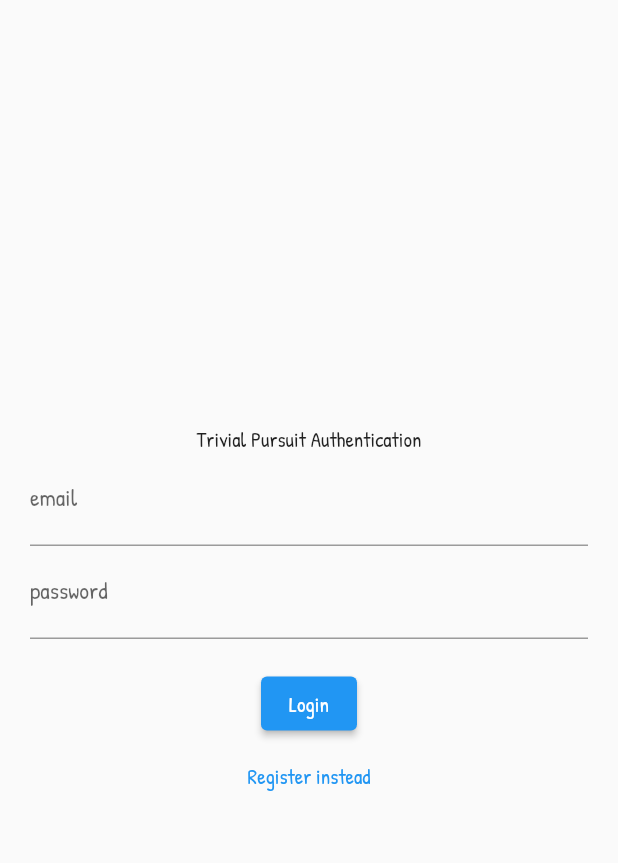
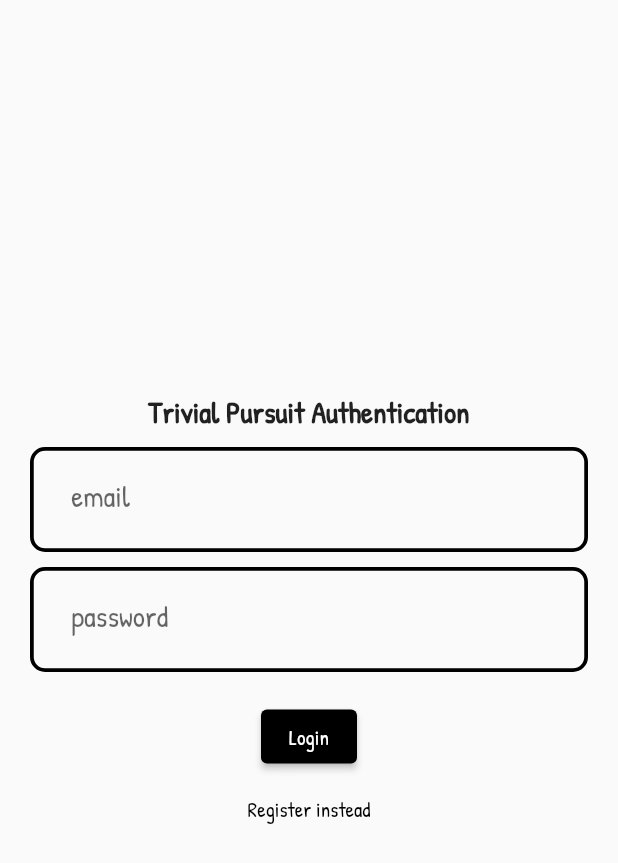
Before and after one commit to Anatole-DC/trivial_pursuit, a Flutter app: the screen it shows after launch, on a phone screen of 412 x 824 dp. Shown: the top 863 px of the screen. Run offline on Flutter 3.47's test engine with Material 2 defaults, Android fonts, the light colour scheme and no system bars; our stand-ins replace cloud_firestore, firebase_auth, firebase_core, freezed_annotation, go_router; accounts and stored records are empty.

Commit message:
:beers: It's a f***g mess

```diff
--- a/frontend/lib/controller/api.dart
+++ b/frontend/lib/data/controller/api.dart
@@ -1,5 +1,3 @@
-import 'dart:ffi';
-
 import 'package:http/http.dart' as http;
 
 const String ip = "192.168.43.34";
--- a/frontend/lib/interface/screens/authentication/login_screen.dart
+++ b/frontend/lib/interface/screens/authentication/login_screen.dart
@@ -39,9 +39,19 @@
   }
 
   Widget _entryField(String title, TextEditingController controller) {
-    return TextField(
-      controller: controller,
-      decoration: InputDecoration(labelText: title),
+    return Container(
+      padding: const EdgeInsets.symmetric(horizontal: 25),
+      decoration: BoxDecoration(
+          color: Colors.transparent,
+          border: Border.all(color: Colors.black, width: 2.5),
+          borderRadius: const BorderRadius.all(Radius.circular(10))),
+      child: TextField(
+        controller: controller,
+        decoration: InputDecoration(
+            labelText: title,
+            border: InputBorder.none,
+            labelStyle: const TextStyle(fontSize: 20)),
+      ),
     );
   }
 
@@ -54,7 +64,10 @@
         onPressed: isLogin
             ? signInWithEmailAndPassword
             : createUserWithEmailAndPassword,
-        child: Text(isLogin ? 'Login' : 'Register'));
+        style: ElevatedButton.styleFrom(backgroundColor: Colors.black),
+        child: Text(
+          isLogin ? 'Login' : 'Register',
+        ));
   }
 
   Widget _loginOrRegisterButton() {
@@ -64,7 +77,10 @@
             isLogin = !isLogin;
           });
         },
-        child: Text(isLogin ? 'Register instead' : 'Login instead'));
+        child: Text(
+          isLogin ? 'Register instead' : 'Login instead',
+          style: const TextStyle(color: Colors.black),
+        ));
   }
 
   @override
@@ -79,8 +95,18 @@
             crossAxisAlignment: CrossAxisAlignment.center,
             mainAxisAlignment: MainAxisAlignment.center,
             children: <Widget>[
-              const Text("Trivial Pursuit Authentication"),
+              const Text(
+                "Trivial Pursuit Authentication",
+                style: TextStyle(fontSize: 20, fontWeight: FontWeight.bold),
+                textAlign: TextAlign.center,
+              ),
+              const SizedBox(
+                height: 10,
+              ),
               _entryField('email', _controllerEmail),
+              const SizedBox(
+                height: 10,
+              ),
               _entryField('password', _controllerPassword),
               _errorMessage(),
               _submitButton(),
--- a/frontend/lib/interface/screens/game/game_page.dart
+++ b/frontend/lib/interface/screens/game/game_page.dart
@@ -1,5 +1,5 @@
 import 'package:flutter/material.dart';
-import 'package:trivial_pursuit/controller/api.dart';
+import 'package:trivial_pursuit/data/controller/api.dart';
 import 'package:trivial_pursuit/interface/screens/game/anwser_button.dart';
 
 class GamePage extends StatefulWidget {
--- a/frontend/lib/models/player.dart
+++ /dev/null
@@ -1,8 +0,0 @@
-class Player {
-  final String username;
-  final int uid;
-  final String imageUrl;
-  final int score;
-
-  Player(this.username, this.uid, this.imageUrl, this.score);
-}
--- a/frontend/lib/routes.dart
+++ /dev/null
@@ -1 +0,0 @@
-enum Routes { homepage, game, profile, leaderboard }
--- /dev/null
+++ b/frontend/mason-lock.json
@@ -0,0 +1 @@
+{"bricks":{"hello":"0.1.0+1","model":"0.5.0","flutter_bloc_feature":"0.2.0"}}
--- /dev/null
+++ b/frontend/mason.yaml
@@ -0,0 +1,4 @@
+bricks:
+  hello: 0.1.0+1
+  model: ^0.5.0
+  flutter_bloc_feature: ^0.2.0
--- a/frontend/pubspec.yaml
+++ b/frontend/pubspec.yaml
@@ -40,6 +40,9 @@
   cloud_firestore: ^3.4.8
   firebase_auth: ^3.9.0
   http: ^0.13.5
+  freezed_annotation: ^2.1.0
+  freezed: ^2.1.1
+  json_serializable: ^6.5.0
 
 
 dev_dependencies:
@@ -52,6 +55,7 @@
   # package. See that file for information about deactivating specific lint
   # rules and activating additional ones.
   flutter_lints: ^2.0.0
+  build_runner: ^2.2.1
 
 # For information on the generic Dart part of this file, see the
 # following page: https://dart.dev/tools/pub/pubspec
```
Also changed, not shown: frontend/.mason/bricks.json (added), frontend/lib/data/controller/open_trivia_api.dart (added), frontend/pubspec.lock.
